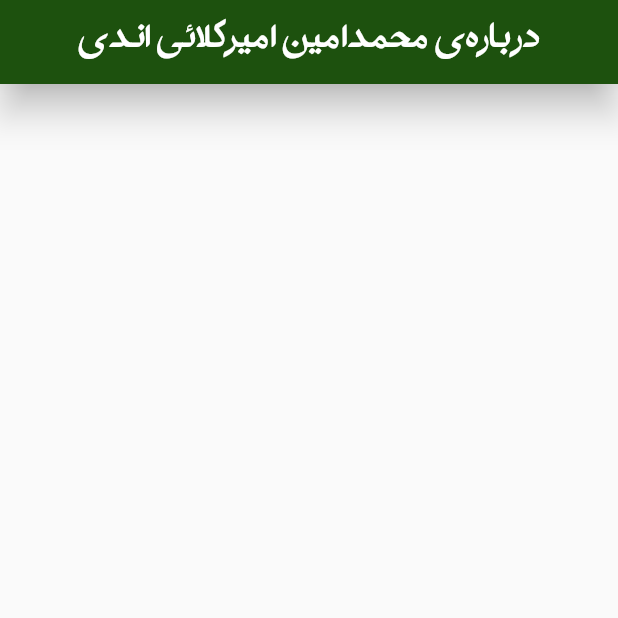
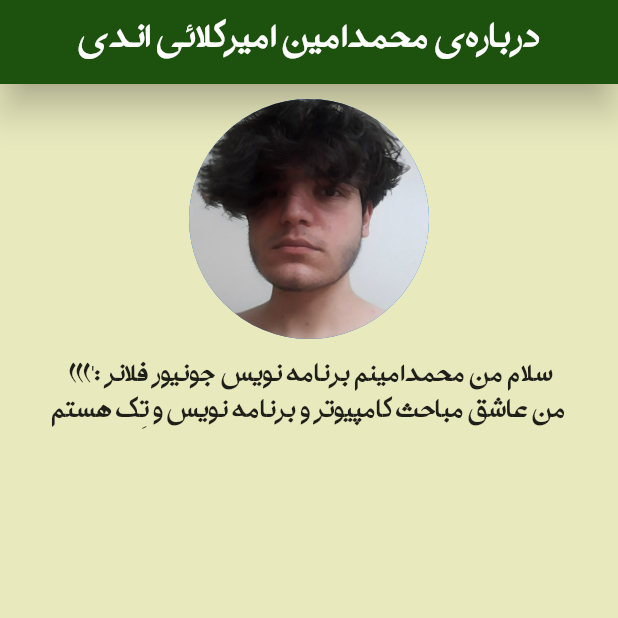
Before and after one commit to MohammadAmin-Andy/portfolio, a Flutter app: the screen it shows after launch, on a phone screen of 412 x 824 dp, the top half of it. Run offline on Flutter 3.47's test engine with Material 2 defaults, Android fonts, the phone set to English and light mode, and no system bars; our stand-ins replace font_awesome_flutter.

Commit message:
avarat - littel explain - backgrounf

```diff
--- a/lib/main.dart
+++ b/lib/main.dart
@@ -13,8 +13,9 @@ class Application extends StatelessWidget {
       theme: ThemeData(fontFamily: 'Soraya'),
       debugShowCheckedModeBanner: false,
       home: Scaffold(
+        backgroundColor: Color.fromARGB(255, 233, 233, 190),
         appBar: _getAppBar(),
-        //body: ,
+        body: _getMainContect(),
       ),
     );
   }
@@ -34,4 +35,40 @@ class Application extends StatelessWidget {
       ),
     );
   }
+
+  Widget _getMainContect() {
+    return SingleChildScrollView(
+      child: Column(
+        children: [_getheader()],
+      ),
+    );
+  }
+
+  Widget _getheader() {
+    return Column(
+      crossAxisAlignment: CrossAxisAlignment.center,
+      children: [
+        SizedBox(height: 10),
+        Center(
+          child: CircleAvatar(
+            backgroundImage: AssetImage('images/profile.jpg'),
+            radius: 80.0,
+          ),
+        ),
+        SizedBox(height: 15),
+        Text(
+          " (((': سلام من محمدامینم برنامه نویس جونیور فلانر",
+          textDirection: TextDirection.ltr,
+          style: TextStyle(fontWeight: FontWeight.w400),
+        ),
+        SizedBox(height: 10),
+        Text(
+          'من عاشق مباحث کامپیوتر و برنامه نویس و تِک هستم',
+          textDirection: TextDirection.ltr,
+          textAlign: TextAlign.center,
+          style: TextStyle(fontWeight: FontWeight.w300),
+        )
+      ],
+    );
+  }
 }
--- a/pubspec.yaml
+++ b/pubspec.yaml
@@ -60,8 +60,8 @@ flutter:
   uses-material-design: true
 
   # To add assets to your application, add an assets section, like this:
-  # assets:
-  #   - images/a_dot_burr.jpeg
+  assets:
+    - images/
   #   - images/a_dot_ham.jpeg
 
   # An image asset can refer to one or more resolution-specific "variants", see
```
Also changed, not shown: images/profile.jpg (added).
